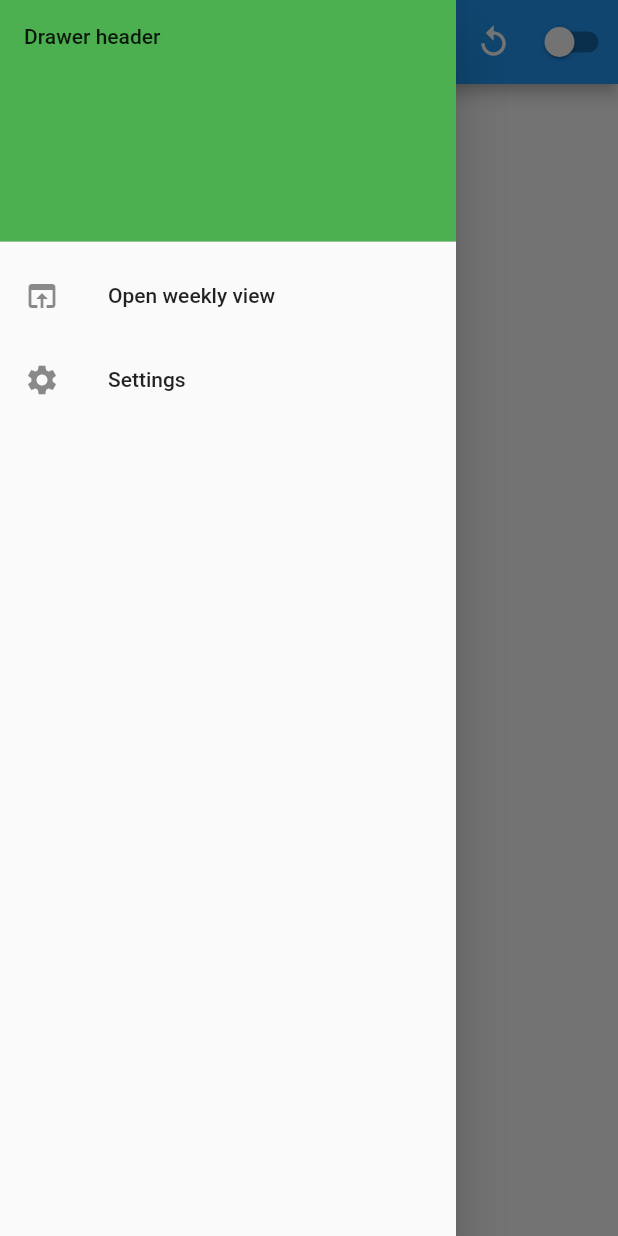
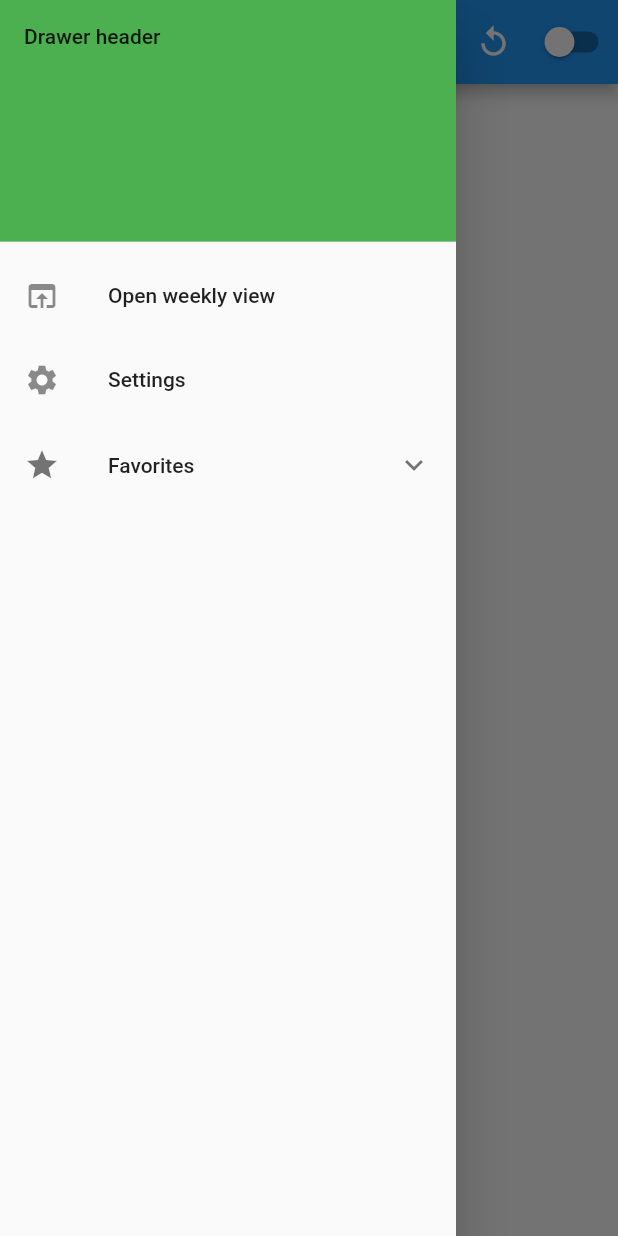
Before and after one commit to Nixss18/flutterWeatherApp, a Flutter app: the screen it shows after launch, with the side drawer open, on a phone screen of 412 x 824 dp. Run offline on Flutter 3.47's test engine with Material 2 defaults, Android fonts, the phone set to English and light mode, and no system bars; our stand-ins replace dio, geolocator, shared_preferences, sqflite; accounts and stored records are empty.

Commit message:
drawer favorite location

```diff
--- a/lib/api.dart
+++ b/lib/api/api.dart
@@ -1,7 +1,7 @@
 import 'package:dio/dio.dart';
-import 'package:weather_app/city.dart';
-import 'package:weather_app/weather.dart';
-import 'package:weather_app/weekly_weather.dart';
+import 'package:weather_app/api/city.dart';
+import 'package:weather_app/api/weather.dart';
+import 'package:weather_app/views/weekly_weather.dart';
 
 class Api {
   Api._();
--- a/lib/search_city.dart
+++ b/lib/search/search_city.dart
@@ -3,10 +3,10 @@ import 'dart:async';
 import 'package:dio/dio.dart';
 import 'package:flutter/material.dart';
 import 'package:shared_preferences/shared_preferences.dart';
-import 'package:weather_app/api.dart';
-import 'package:weather_app/city.dart';
+import 'package:weather_app/api/api.dart';
+import 'package:weather_app/api/city.dart';
 import 'package:weather_app/main.dart';
-import 'package:weather_app/weather.dart';
+import 'package:weather_app/api/weather.dart';
 
 class SearchCity extends StatefulWidget {
   const SearchCity({Key? key}) : super(key: key);
--- a/lib/state_settings.dart
+++ b/lib/themes/state_settings.dart
@@ -1,5 +1,5 @@
 import 'package:flutter/widgets.dart';
-import 'package:weather_app/prefs.dart';
+import 'package:weather_app/themes/prefs.dart';
 
 class StateSettings with ChangeNotifier {
   bool isEnabled = Prefs.instance?.getBool("darkModeEnabled") ?? false;
--- a/lib/daily_weather_page.dart
+++ b/lib/views/daily_weather_page.dart
@@ -2,14 +2,16 @@ import 'package:flutter/material.dart';
 import 'package:flutter/widgets.dart';
 import 'package:geolocator/geolocator.dart';
 import 'package:shared_preferences/shared_preferences.dart';
-import 'package:weather_app/api.dart';
-import 'package:weather_app/city.dart';
+import 'package:weather_app/api/api.dart';
+import 'package:weather_app/api/city.dart';
 import 'package:weather_app/main.dart';
-import 'package:weather_app/prefs.dart';
-import 'package:weather_app/search_city.dart';
-import 'package:weather_app/second_screen.dart';
-import 'package:weather_app/settings_view.dart';
-import 'package:weather_app/weather.dart';
+import 'package:weather_app/themes/prefs.dart';
+import 'package:weather_app/search/search_city.dart';
+import 'package:weather_app/views/second_screen.dart';
+import 'package:weather_app/views/settings_view.dart';
+import 'package:weather_app/api/weather.dart';
+
+import '../search/search_city.dart';
 
 class DailyWeatherPage extends StatefulWidget {
   const DailyWeatherPage({Key? key}) : super(key: key);
@@ -18,11 +20,16 @@ class DailyWeatherPage extends StatefulWidget {
   State<DailyWeatherPage> createState() => _DailyWeatherPageState();
 }
 
-class _DailyWeatherPageState extends State<DailyWeatherPage> {
-  late Future<CurrentWeather>? futureWeatherData;
+class _DailyWeatherPageState extends State<DailyWeatherPage>
+    with SingleTickerProviderStateMixin {
+  //tickerProviderp
+  Future<CurrentWeather>? futureWeatherData;
   double? lat, lon;
   late Position position;
   bool gpsEnabled = false;
+  late AnimationController _controller;
+  Alignment _dragAlignment = Alignment.center;
+  CurrentWeather? _weatherData;
 
   @override
   void initState() {
@@ -31,6 +38,9 @@ class _DailyWeatherPageState extends State<DailyWeatherPage> {
     _getInitialData();
     lat = Prefs.instance?.getDouble('lat');
     lon = Prefs.instance?.getDouble('lon');
+
+    _controller =
+        AnimationController(vsync: this, duration: const Duration(seconds: 1));
   }
 
   @override
@@ -94,6 +104,21 @@ class _DailyWeatherPageState extends State<DailyWeatherPage> {
             leading: Icon(Icons.settings),
             title: Text("Settings"),
             onTap: _openSettingView,
+          ),
+          ExpansionTile(
+            leading: Icon(Icons.star),
+            title: Text("Favorites"),
+            children: <Widget>[
+              ListTile(
+                title: Text("Add new location"),
+                trailing: IconButton(
+                  icon: Icon(Icons.add),
+                  onPressed: () {
+                    print("${lat}");
+                  },
+                ),
+              )
+            ],
           ),
         ],
       )),
@@ -256,4 +281,13 @@ class _DailyWeatherPageState extends State<DailyWeatherPage> {
           const SnackBar(content: Text('Error while loading data')));
     }
   }
+
+  void _addCityToFavorites() async {
+    await _getValuesFromPrefs();
+    if (lat != null && lon != null) {
+      ListTile(
+        title: Text("${lat}"),
+      );
+    }
+  }
 }
--- a/pubspec.yaml
+++ b/pubspec.yaml
@@ -38,6 +38,7 @@ dependencies:
   shared_preferences: ^2.0.13
   geolocator: ^8.2.1
   provider: ^6.0.2
+  sqflite: ^2.0.2+1
 
 dev_dependencies:
   flutter_test:
```
Also changed, not shown: lib/database/sqflite.dart (added, +29 -0 lines), lib/main.dart (+6 -7 lines), lib/views/second_screen.dart (renamed from lib/second_screen.dart, +4 -4 lines), lib/views/settings_view.dart (renamed from lib/settings_view.dart, +2 -8 lines), lib/api/city.dart (renamed from lib/city.dart), lib/api/weather.dart (renamed from lib/weather.dart), lib/themes/prefs.dart (renamed from lib/prefs.dart), lib/views/weekly_weather.dart (renamed from lib/weekly_weather.dart), pubspec.lock, 2 other files.
